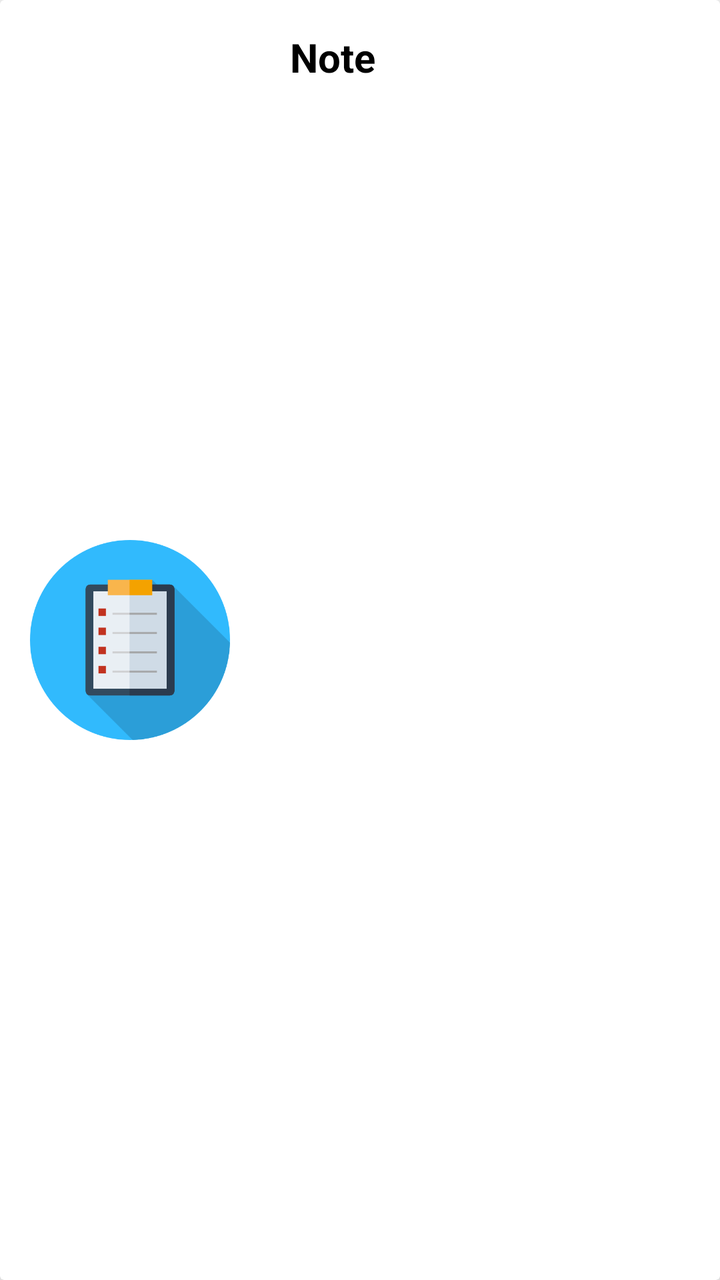
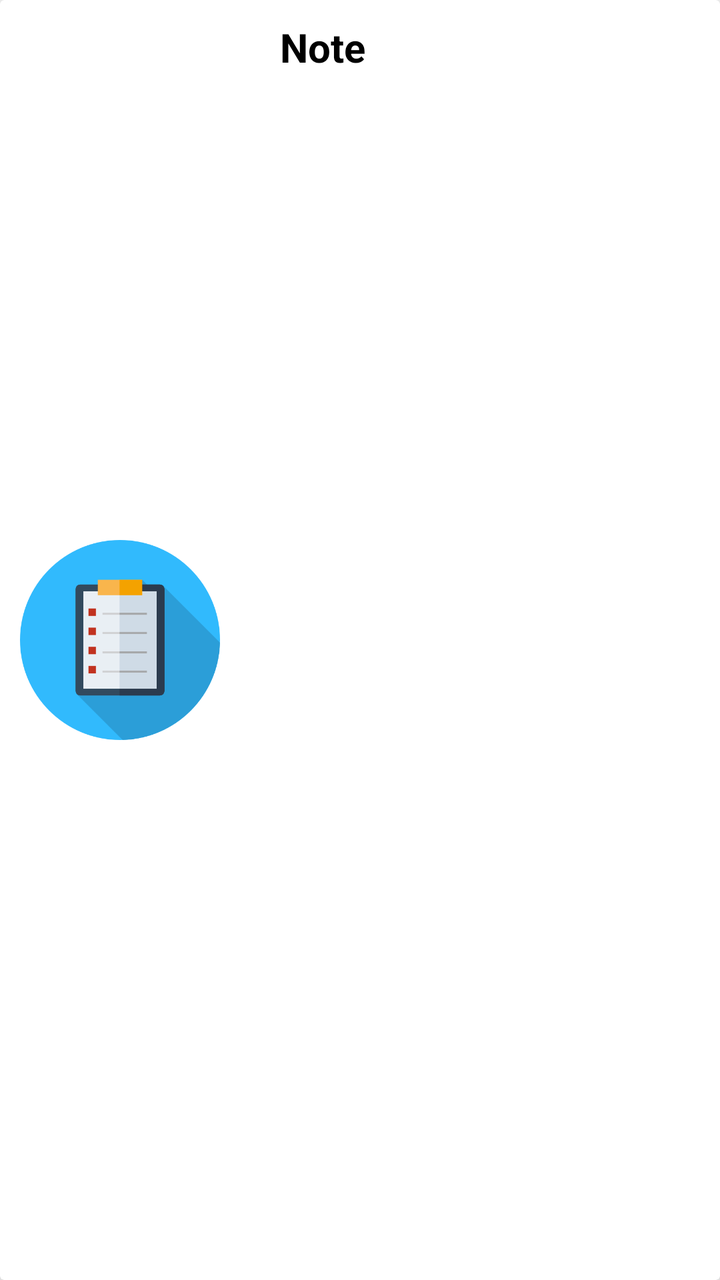

The first picture is an Android layout as it rendered before a commit; the second is the same layout after the commit. The layout source and the unified diff follow.
<!-- AndroidManifest.xml: application theme Theme.StudyShechdular -->
<!-- res/layout/layout_note_single.xml -->
<?xml version="1.0" encoding="utf-8"?>
<androidx.cardview.widget.CardView
    xmlns:android="http://schemas.android.com/apk/res/android"
    xmlns:app="http://schemas.android.com/apk/res-auto"
    android:layout_width="match_parent"
    android:layout_height="100dp"
    android:layout_margin="8dp"
    app:cardElevation="5dp">

    <RelativeLayout
        android:id="@+id/parent_layout"
        android:layout_width="match_parent"
        android:layout_height="match_parent"
        android:padding="15dp">

        <ImageView
            android:id="@+id/image"
            android:layout_width="100dp"
            android:layout_height="1000dp"
            android:src="@drawable/note" />

        <TextView
            android:id="@+id/textViewNote"
            android:layout_width="wrap_content"
            android:layout_height="wrap_content"
            android:layout_marginStart="30dp"
            android:layout_toEndOf="@+id/image"
            android:textStyle="bold"
            android:text="Note"
            android:textColor="#000"
            android:textSize="20sp" />

    </RelativeLayout>

</androidx.cardview.widget.CardView>
<!-- resources referenced by this layout -->
<resources>
  <!-- drawable note: png bitmap (drawable, 11814 bytes) -->
  <style name="Theme.StudyShechdular" parent="Theme.MaterialComponents.DayNight.NoActionBar">
          
          <item name="colorPrimary">@color/lightBlue</item>
          <item name="colorPrimaryVariant">@color/lightBlue</item>
          <item name="colorOnPrimary">@color/white</item>
          
          <item name="colorSecondary">@color/teal_200</item>
          <item name="colorSecondaryVariant">@color/teal_700</item>
          <item name="colorOnSecondary">@color/black</item>
          
          <item name="android:statusBarColor" tools:targetApi="l">?attr/colorPrimaryVariant</item>
          
      </style>
  <color name="lightBlue">#0288D1</color>
  <color name="white">#FFFFFFFF</color>
  <color name="teal_200">#FF03DAC5</color>
  <color name="teal_700">#FF018786</color>
  <color name="black">#FF000000</color>
</resources>

<!-- the commit's change to res/layout/layout_note_single.xml (unified diff, before → after) -->
@@ -10,8 +10,9 @@
     <RelativeLayout
         android:id="@+id/parent_layout"
         android:layout_width="match_parent"
+        android:background="@drawable/main_screen_shapes"
         android:layout_height="match_parent"
-        android:padding="15dp">
+        android:padding="10dp">
 
         <ImageView
             android:id="@+id/image"
<!-- resource entries referenced after the edit -->
@@ -1,5 +1,14 @@
 <!-- resources referenced by this layout -->
 <resources>
+  <!-- drawable main_screen_shapes (drawable) -->
+  <?xml version="1.0" encoding="utf-8"?>
+  <shape xmlns:android="http://schemas.android.com/apk/res/android"
+      android:shape="rectangle">
+  
+      <solid android:color="@color/white" />
+      <corners android:radius="5dp" />
+  
+  </shape>
   <!-- drawable note: png bitmap (drawable, 11814 bytes) -->
   <style name="Theme.StudyShechdular" parent="Theme.MaterialComponents.DayNight.NoActionBar">
           
@@ -9,15 +18,14 @@
           
           <item name="colorSecondary">@color/teal_200</item>
           <item name="colorSecondaryVariant">@color/teal_700</item>
-          <item name="colorOnSecondary">@color/black</item>
+          <item name="colorOnSecondary">@color/white</item>
           
           <item name="android:statusBarColor" tools:targetApi="l">?attr/colorPrimaryVariant</item>
           
       </style>
-  <color name="lightBlue">#0288D1</color>
+  <color name="lightBlue">#587dff</color>
   <color name="white">#FFFFFFFF</color>
-  <color name="teal_200">#FF03DAC5</color>
+  <color name="teal_200">#f68b53</color>
   <color name="teal_700">#FF018786</color>
-  <color name="black">#FF000000</color>
 </resources>
 
